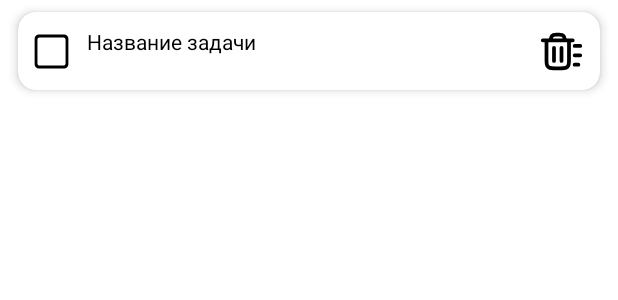
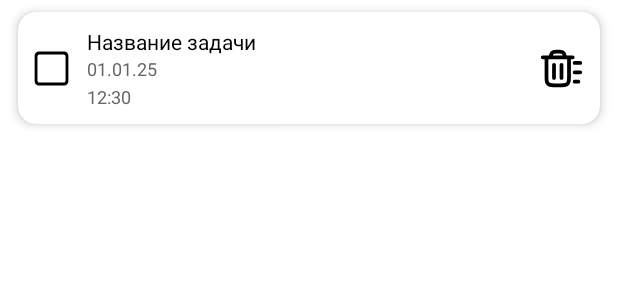
Before and after one commit to Cas-byte-per/Samurai_way, an Android app: the layout item_task.xml on its own in the app's theme, with its tools: preview values and no code run, on a phone screen of 412 x 824 dp. Shown: the top 300 px of the screen. Run offline under Robolectric (Android 15) with nearby library versions, the light colour scheme and no system bars.

Commit message:
Добавление отображения времени и даты в списке задач

```diff
--- a/app/src/main/res/layout/item_task.xml
+++ b/app/src/main/res/layout/item_task.xml
@@ -35,7 +35,30 @@
             android:text="Название задачи"
             android:textSize="14sp"
             android:textColor="#000000" />
+           <!-- Дата задачи -->
+           <TextView
+               android:id="@+id/tvDate"
+               android:layout_width="wrap_content"
+               android:layout_height="wrap_content"
+               android:layout_below="@id/tvTitle"
+               android:layout_toEndOf="@id/btnToggleComplete"
+               android:layout_marginStart="12dp"
+               android:textSize="12sp"
+               android:textColor="#666666"
+               android:text="01.01.25"/>
 
+           <!-- Время задачи -->
+           <TextView
+               android:id="@+id/tvTime"
+               android:layout_width="wrap_content"
+               android:layout_height="wrap_content"
+               android:layout_below="@id/tvDate"
+               android:layout_toEndOf="@id/btnToggleComplete"
+               android:layout_marginStart="12dp"
+               android:layout_marginTop="2dp"
+               android:textSize="12sp"
+               android:textColor="#666666"
+               android:text="12:30"/>
 
 
         <!-- Мусорка (удалить) -->
```
Also changed, not shown: app/src/main/java/com/example/myapp/TaskAdapter.java (+18 -3 lines).
